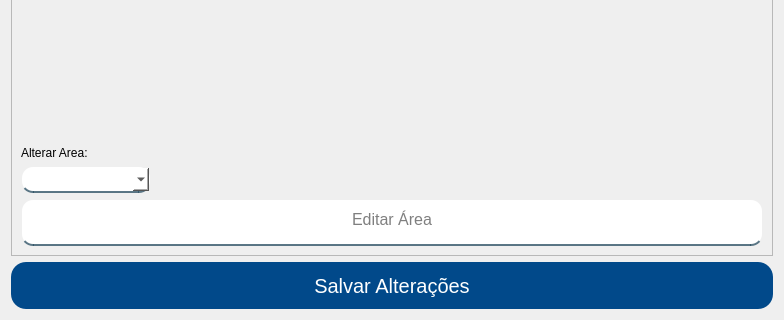
Qt form App/view/ui/editarArea.ui (Senac-SOR-ADS/Mapa-de-Sala) before a commit; both pictures show x 0 to 784 and y 359 to 679 of the 784 by 679 pixel window.
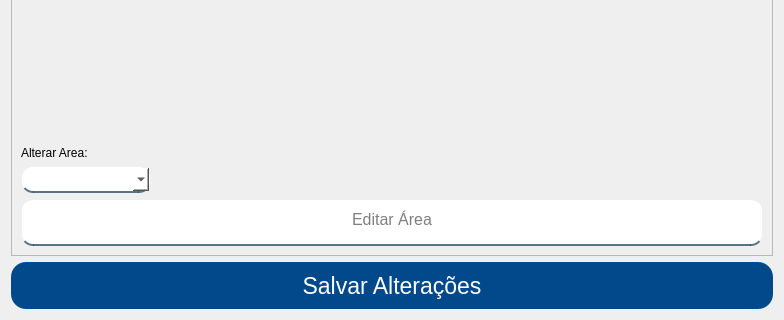
The same form after that commit.

Patch:
```diff
--- a/App/view/ui/editarArea.ui
+++ b/App/view/ui/editarArea.ui
@@ -121,7 +121,7 @@
      </property>
      <property name="font">
       <font>
-       <pointsize>15</pointsize>
+       <pointsize>17</pointsize>
       </font>
      </property>
      <property name="cursor">
```
